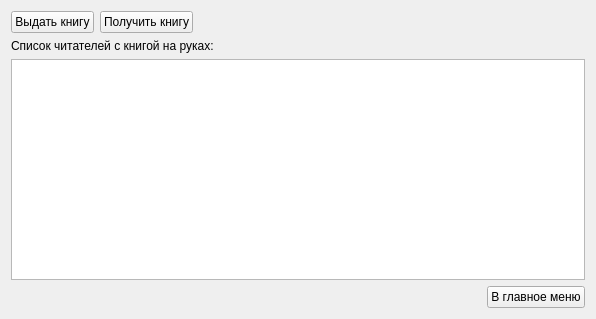
Before: the Qt Designer form give_widget.ui in Charmpy/library-project, drawn with Qt 5.
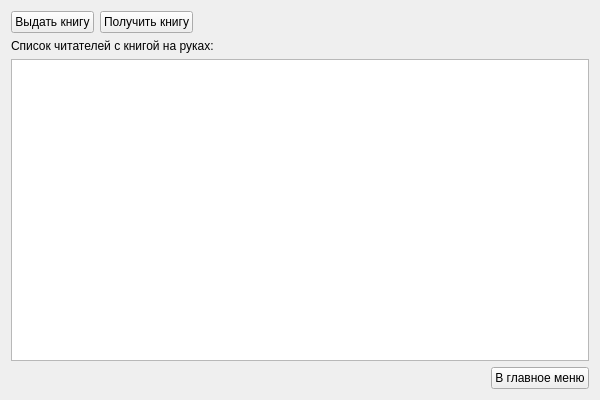
After: the same form once the commit is applied.

```diff
--- a/give_widget.ui
+++ b/give_widget.ui
@@ -6,8 +6,8 @@
    <rect>
     <x>0</x>
     <y>0</y>
-    <width>596</width>
-    <height>319</height>
+    <width>600</width>
+    <height>400</height>
    </rect>
   </property>
   <property name="sizePolicy">
@@ -18,8 +18,8 @@
   </property>
   <property name="minimumSize">
    <size>
-    <width>400</width>
-    <height>300</height>
+    <width>600</width>
+    <height>400</height>
    </size>
   </property>
   <property name="windowTitle">
```
